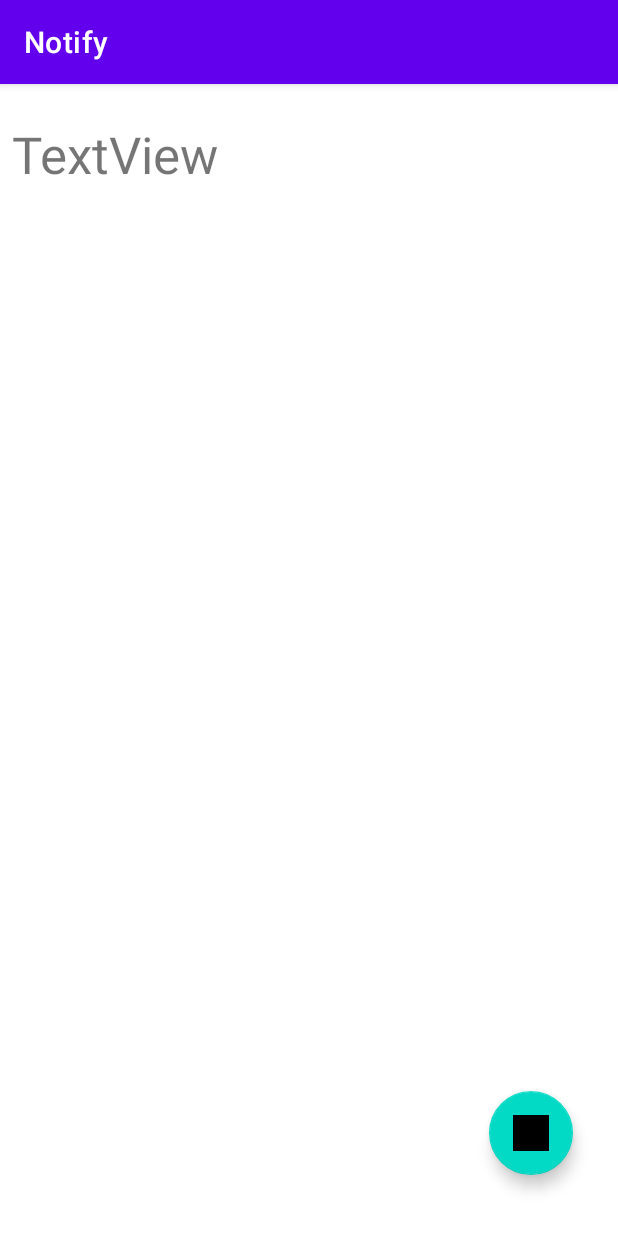
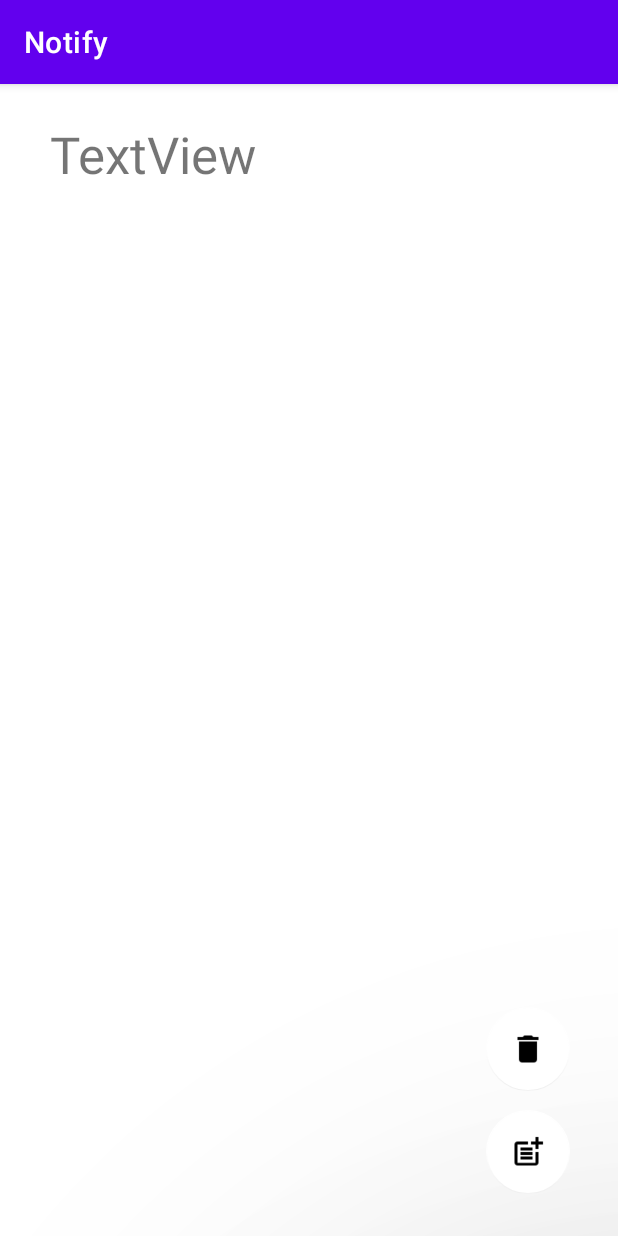
Before and after one commit to Carpenteri1/Notify, an Android app: the NoteInfoActivity screen opened directly, with no data from a screen before it, on a phone screen of 412 x 824 dp. Run offline under Robolectric (Android 15) with nearby library versions, the phone set to English and light mode, and no system bars; 2 statements that could not run were skipped.

```diff
--- a/app/src/main/AndroidManifest.xml
+++ b/app/src/main/AndroidManifest.xml
@@ -4,9 +4,9 @@
 
     <application
         android:allowBackup="true"
-        android:icon="@mipmap/ic_launcher"
+        android:icon="@drawable/icon"
         android:label="@string/app_name"
-        android:roundIcon="@mipmap/ic_launcher_round"
+        android:roundIcon="@drawable/icon"
         android:supportsRtl="true"
         android:theme="@style/Theme.Notify"       >
 
--- a/app/src/main/res/layout/activity_main.xml
+++ b/app/src/main/res/layout/activity_main.xml
@@ -5,26 +5,30 @@
     android:id="@+id/mainLayout"
     android:layout_width="match_parent"
     android:layout_height="match_parent"
+    android:foregroundGravity="fill"
+    android:foregroundTint="#F44336"
     android:textAlignment="center"
-    tools:context="com.niclas.eventhandlingactivity.MainActivity">
+    tools:context="com.niclas.notify.MainActivity">
 
     <com.google.android.material.floatingactionbutton.FloatingActionButton
         android:id="@+id/fab1"
-        android:layout_width="wrap_content"
-        android:layout_height="wrap_content"
+        android:layout_width="54dp"
+        android:layout_height="54dp"
         android:layout_marginStart="24dp"
         android:layout_marginTop="24dp"
         android:layout_marginEnd="24dp"
         android:layout_marginBottom="24dp"
         android:clickable="true"
+        app:backgroundTint="#00FFFFFF"
+        app:elevation="200dp"
         app:layout_constraintBottom_toBottomOf="parent"
         app:layout_constraintEnd_toEndOf="parent"
         app:layout_constraintHorizontal_bias="0.976"
         app:layout_constraintStart_toStartOf="parent"
         app:layout_constraintTop_toTopOf="parent"
         app:layout_constraintVertical_bias="0.987"
-        tools:ignore="SpeakableTextPresentCheck"
-        tools:srcCompat="@tools:sample/avatars" />
+        app:srcCompat="@drawable/baseline_add_circle_black_24dp"
+        tools:ignore="SpeakableTextPresentCheck" />
 
     <ListView
         android:id="@+id/dynamicList"
@@ -36,8 +40,9 @@
         android:layout_marginBottom="24dp"
         app:layout_constraintBottom_toBottomOf="parent"
         app:layout_constraintEnd_toEndOf="parent"
-        app:layout_constraintHorizontal_bias="0.489"
+        app:layout_constraintHorizontal_bias="0.0"
         app:layout_constraintStart_toStartOf="parent"
-        app:layout_constraintTop_toTopOf="parent" />
+        app:layout_constraintTop_toTopOf="parent"
+        app:layout_constraintVertical_bias="0.0" />
 
 </androidx.constraintlayout.widget.ConstraintLayout>
--- a/app/src/main/res/layout/activity_noteinfo.xml
+++ b/app/src/main/res/layout/activity_noteinfo.xml
@@ -3,36 +3,65 @@
     xmlns:app="http://schemas.android.com/apk/res-auto"
     xmlns:tools="http://schemas.android.com/tools"
     android:layout_width="match_parent"
-    android:layout_height="match_parent">
+    android:layout_height="match_parent"
+    android:background="#FFFFFF"
+    android:backgroundTint="#FFFFFF"
+    android:foregroundTintMode="src_in">
+
+    <com.google.android.material.floatingactionbutton.FloatingActionButton
+        android:id="@+id/fabRemove"
+        android:layout_width="62dp"
+        android:layout_height="56dp"
+        android:layout_marginStart="24dp"
+        android:layout_marginTop="30dp"
+        android:layout_marginEnd="24dp"
+        android:layout_marginBottom="4dp"
+        android:clickable="true"
+        app:backgroundTint="#FFFFFF"
+        app:elevation="200dp"
+        app:layout_constraintBottom_toTopOf="@+id/floatingActionButton4"
+        app:layout_constraintEnd_toEndOf="parent"
+        app:layout_constraintHorizontal_bias="0.973"
+        app:layout_constraintStart_toStartOf="parent"
+        app:layout_constraintTop_toTopOf="@+id/textView"
+        app:layout_constraintVertical_bias="0.985"
+        app:srcCompat="@drawable/baseline_delete_black_24dp" />
+
+    <com.google.android.material.floatingactionbutton.FloatingActionButton
+        android:id="@+id/floatingActionButton4"
+        android:layout_width="wrap_content"
+        android:layout_height="wrap_content"
+        android:layout_marginStart="24dp"
+        android:layout_marginTop="30dp"
+        android:layout_marginEnd="24dp"
+        android:layout_marginBottom="10dp"
+        android:clickable="true"
+        app:elevation="200dp"
+        app:backgroundTint="#FFFFFF"
+        app:layout_constraintBottom_toBottomOf="parent"
+        app:layout_constraintEnd_toEndOf="parent"
+        app:layout_constraintHorizontal_bias="0.973"
+        app:layout_constraintStart_toStartOf="parent"
+        app:layout_constraintTop_toTopOf="parent"
+        app:layout_constraintVertical_bias="0.973"
+        app:srcCompat="@drawable/baseline_post_add_black_24dp" />
 
     <TextView
         android:id="@+id/textView"
-        android:layout_width="0dp"
-        android:layout_height="565dp"
-        android:layout_marginStart="8dp"
+        android:layout_width="346dp"
+        android:layout_height="568dp"
+        android:layout_marginStart="30dp"
         android:layout_marginTop="24dp"
-        android:layout_marginEnd="8dp"
-        android:layout_marginBottom="24dp"
+        android:layout_marginEnd="30dp"
+        android:layout_marginBottom="120dp"
         android:gravity="start|top"
         android:text="TextView"
         android:textSize="34sp"
         app:layout_constraintBottom_toBottomOf="parent"
         app:layout_constraintEnd_toEndOf="parent"
-        app:layout_constraintHorizontal_bias="1.0"
+        app:layout_constraintHorizontal_bias="0.595"
         app:layout_constraintStart_toStartOf="parent"
         app:layout_constraintTop_toTopOf="parent"
         app:layout_constraintVertical_bias="0.0" />
 
-    <com.google.android.material.floatingactionbutton.FloatingActionButton
-        android:id="@+id/fabRemove"
-        android:layout_width="wrap_content"
-        android:layout_height="wrap_content"
-        android:clickable="true"
-        app:layout_constraintBottom_toBottomOf="parent"
-        app:layout_constraintEnd_toEndOf="parent"
-        app:layout_constraintHorizontal_bias="0.915"
-        app:layout_constraintStart_toStartOf="parent"
-        app:layout_constraintTop_toTopOf="parent"
-        app:layout_constraintVertical_bias="0.943"
-        app:srcCompat="@drawable/ic_launcher_background" />
 </androidx.constraintlayout.widget.ConstraintLayout>
```
Also changed, not shown: app/src/main/res/drawable/baseline_add_circle_black_24dp.png (added), app/src/main/res/drawable/baseline_add_circle_outline_white_24dp.png (added), app/src/main/res/drawable/baseline_delete_black_24dp.png (added), app/src/main/res/drawable/baseline_edit_black_24dp.png (added), app/src/main/res/drawable/baseline_post_add_black_24dp.png (added), app/src/main/res/drawable/icon.png (added).
